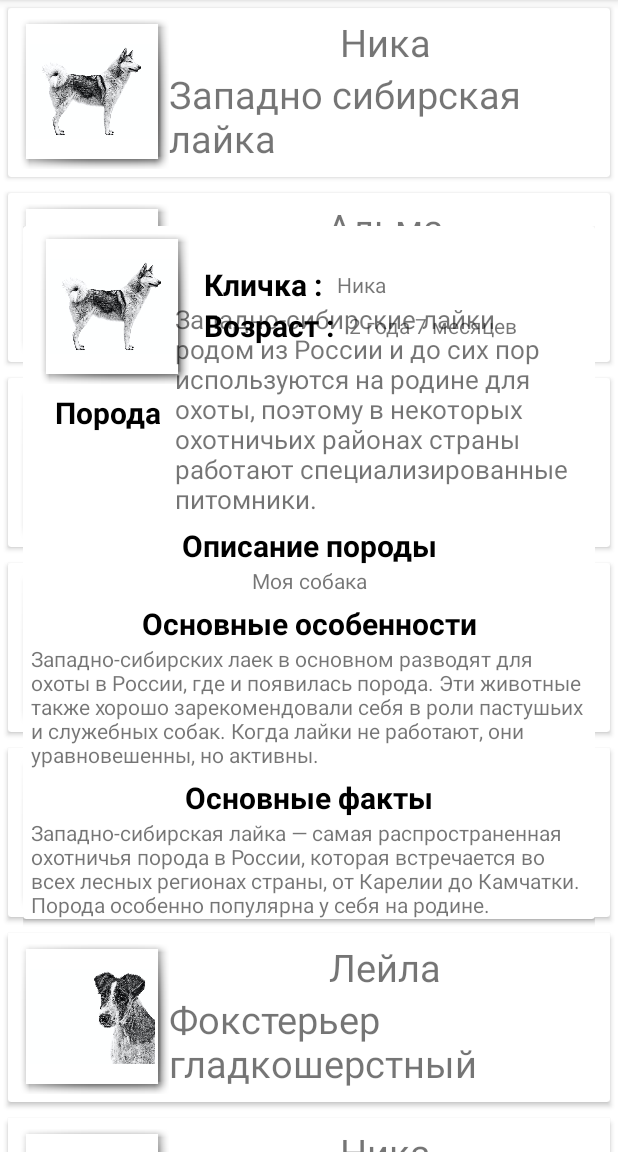
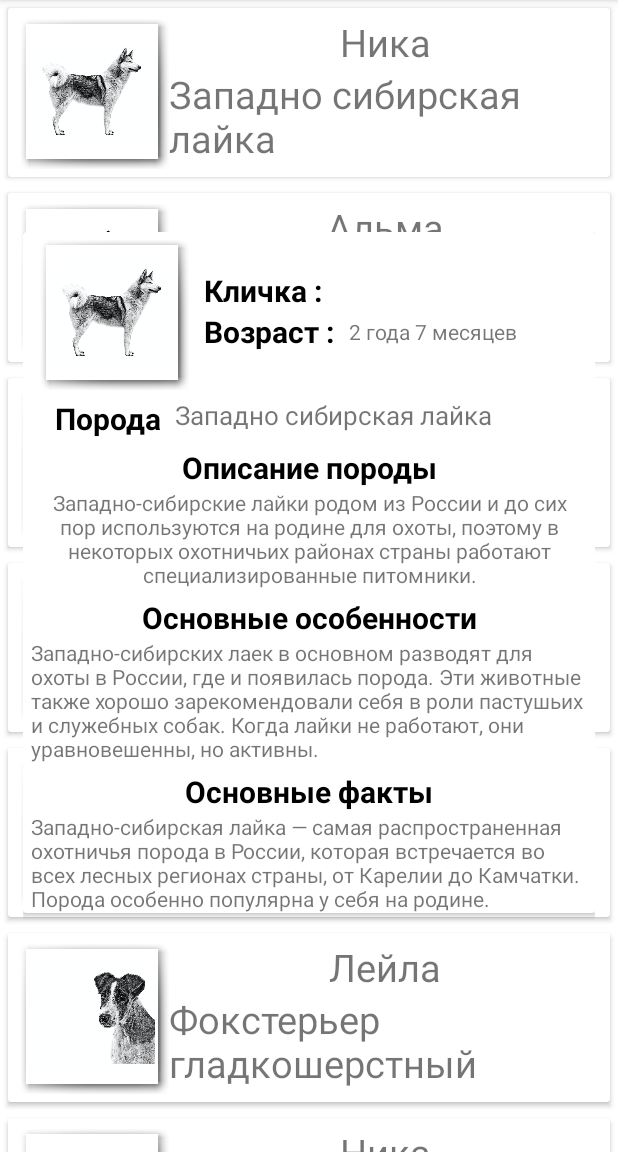
Before and after one commit to Serg8787/CardDogss, an Android app: the screen it shows after launch (MainActivity), after a tap on "Ника", on a phone screen of 412 x 824 dp, the part 84-1236 px from its top. Run offline under Robolectric (Android 15) with nearby library versions, the phone set to English and light mode, and no system bars.

Commit message:
without disain

```diff
--- a/app/src/main/java/com/example/carddogs/FragmentDetail.kt
+++ b/app/src/main/java/com/example/carddogs/FragmentDetail.kt
@@ -7,12 +7,8 @@ import android.view.LayoutInflater
 import android.view.View
 import android.view.ViewGroup
 import kotlinx.android.synthetic.main.fragment_detail.*
+import kotlinx.android.synthetic.main.item_dog.*
 
-// TODO: Rename parameter arguments, choose names that match
-// the fragment initialization parameters, e.g. ARG_ITEM_NUMBER
-private const val ARG_PARAM1 = "param1"
-private const val ARG_PARAM2 = "param2"
-private const val ARG_PARAM3 = "param3"
 
 /**
  * A simple [Fragment] subclass.
@@ -20,9 +16,8 @@ private const val ARG_PARAM3 = "param3"
  * create an instance of this fragment.
  */
 class FragmentDetail : Fragment() {
-
     private var name: String? = null
-    private var lastName: String? = null
+    private var specias: String? = null
     private var desc: String? = null
     private var allDesc: String? = null
     private var fact: String? = null
@@ -30,12 +25,6 @@ class FragmentDetail : Fragment() {
 
     override fun onCreate(savedInstanceState: Bundle?) {
         super.onCreate(savedInstanceState)
-        arguments?.let {
-            name = it.getString(ARG_PARAM1)
-            lastName = it.getString(ARG_PARAM2)
-            desc = it.getString(ARG_PARAM3)
-//            avatar = it.getString(ARG_PARAM3)
-        }
     }
 
     override fun onCreateView(
@@ -49,8 +38,9 @@ class FragmentDetail : Fragment() {
     override fun onViewCreated(view: View, savedInstanceState: Bundle?) {
         super.onViewCreated(view, savedInstanceState)
         tvNameDetail.text = name
+        tvSpeciasDetail.text = specias
+        tvAllDescDetail.text = allDesc
         tvDescDetail.text = desc
-        tvAllDescDetail.text = allDesc
         ivAvatarDetail.setImageBitmap(avatarImage)
         tvFactDetail.text = fact
     }
@@ -59,17 +49,11 @@ class FragmentDetail : Fragment() {
         @JvmStatic
         fun newInstance(dog: Dog): FragmentDetail =
             FragmentDetail().apply {
-                arguments = Bundle().apply {
-                    putString(ARG_PARAM1, dog.name)
-//                    putString(ARG_PARAM2, dog.lastName)
-                    putString(ARG_PARAM3, dog.desc)
-
-                }
                 desc = dog.desc
                 allDesc = dog.allDesc
                 avatarImage = dog.avatar
                 fact = dog.facts
-
+                specias = dog.specias
             }
     }
 }
--- a/app/src/main/res/layout/fragment_detail.xml
+++ b/app/src/main/res/layout/fragment_detail.xml
@@ -90,7 +90,7 @@
                 app:layout_constraintTop_toBottomOf="@+id/ivAvatarDetail" />
 
             <TextView
-                android:id="@+id/tvDescDetail"
+                android:id="@+id/tvSpeciasDetail"
                 android:layout_width="0dp"
                 android:layout_height="wrap_content"
                 android:text="Западно-сибирская лайка"
```
